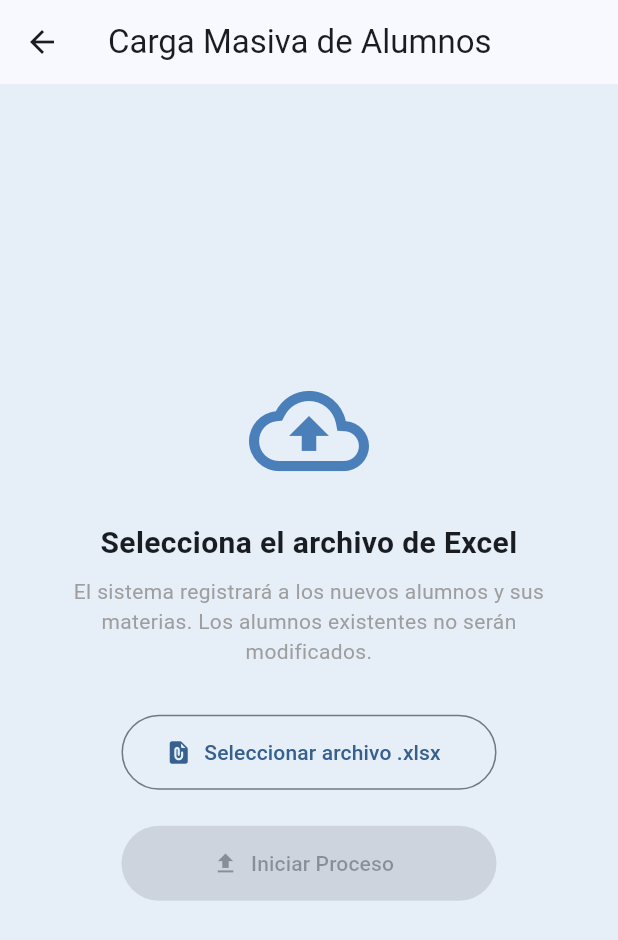
After one commit to betilloXann/proyecto_tutorias, a Flutter app: the BulkUploadView screen opened directly, after a tap on "Seleccionar archivo .xlsx", on a phone screen of 412 x 824 dp. The commit adds this screen. Shown: the top 940 px of the screen. Run offline on Flutter 3.47's test engine with Material 3 defaults, Android fonts, the phone set to English and light mode, and no system bars; our stand-ins replace cloud_firestore, file_picker, firebase_auth, firebase_core, firebase_storage, flutter_svg and 3 more; missing offline and left inert: excel; accounts and stored records are empty.

Commit message:
✨ feat: agregué la carga de alumnos con excel desde tutorias

```diff
--- /dev/null
+++ b/lib/features/dashboard/viewmodels/bulk_upload_viewmodel.dart
@@ -0,0 +1,133 @@
+import 'package:flutter/foundation.dart';
+import 'package:flutter/material.dart';
+import 'package:file_picker/file_picker.dart';
+import 'package:excel/excel.dart';
+import '../../../data/repositories/auth_repository.dart';
+
+class BulkUploadViewModel extends ChangeNotifier {
+  final AuthRepository _authRepo;
+
+  BulkUploadViewModel({required AuthRepository authRepo}) : _authRepo = authRepo;
+
+  bool _isLoading = false;
+  String? _fileName;
+  String? _errorMessage;
+  String _progressMessage = '';
+  int _processedStudents = 0;
+  bool _isSuccess = false; // <-- NEW: Success state
+
+  FilePickerResult? _pickedFile;
+
+  bool get isLoading => _isLoading;
+  String? get fileName => _fileName;
+  String? get errorMessage => _errorMessage;
+  String get progressMessage => _progressMessage;
+  int get processedStudents => _processedStudents;
+  bool get isSuccess => _isSuccess; // <-- NEW: Getter
+
+  void reset() {
+    _isLoading = false;
+    _fileName = null;
+    _errorMessage = null;
+    _progressMessage = '';
+    _processedStudents = 0;
+    _isSuccess = false;
+    _pickedFile = null;
+    notifyListeners();
+  }
+
+  Future<void> pickFile() async {
+    reset(); // Reset state when picking a new file
+    try {
+      _pickedFile = await FilePicker.platform.pickFiles(
+        type: FileType.custom,
+        allowedExtensions: ['xlsx'],
+        withData: true,
+      );
+
+      if (_pickedFile != null) {
+        _fileName = _pickedFile!.files.single.name;
+      }
+    } catch (e) {
+      _errorMessage = "Error seleccionando el archivo: $e";
+    } finally {
+      notifyListeners();
+    }
+  }
+
+  Future<void> processAndUpload() async {
+    if (_pickedFile == null) {
+      _errorMessage = "Por favor, selecciona un archivo de Excel primero.";
+      notifyListeners();
+      return;
+    }
+
+    _isLoading = true;
+    _isSuccess = false;
+    _errorMessage = null;
+    _progressMessage = 'Iniciando proceso...';
+    _processedStudents = 0;
+    notifyListeners();
+
+    try {
+      final bytes = _pickedFile!.files.single.bytes!;
+      final excel = Excel.decodeBytes(bytes);
+      final sheet = excel.tables[excel.tables.keys.first]!;
+
+      _progressMessage = 'Leyendo y agrupando alumnos del Excel...';
+      notifyListeners();
+
+      final Map<String, Map<String, dynamic>> studentsData = {};
+
+      for (var i = 1; i < sheet.rows.length; i++) {
+        final row = sheet.rows[i];
+
+        final boleta = row[0]?.value?.toString() ?? '';
+        if (boleta.isEmpty) continue;
+
+        final nombre = row[1]?.value?.toString() ?? '';
+        final academia = row[3]?.value?.toString() ?? '';
+        final unidad = row[4]?.value?.toString() ?? '';
+        final correo = row[6]?.value?.toString() ?? '';
+
+        studentsData.putIfAbsent(boleta, () => {
+          'boleta': boleta,
+          'name': nombre,
+          'academies': <String>{academia},
+          'subjects_to_take': <String>{unidad},
+          'email_inst': correo,
+        });
+
+        studentsData[boleta]!['academies'].add(academia);
+        studentsData[boleta]!['subjects_to_take'].add(unidad);
+      }
+
+      _progressMessage = '${studentsData.length} alumnos únicos encontrados. Subiendo a la base de datos...';
+      _processedStudents = 0;
+      notifyListeners();
+
+      final List<Map<String, dynamic>> uploadList = studentsData.values.map((data) {
+        return {
+          ...data,
+          'academies': (data['academies'] as Set<String>).toList(),
+          'subjects_to_take': (data['subjects_to_take'] as Set<String>).toList(),
+        };
+      }).toList();
+
+      await _authRepo.bulkRegisterStudents(uploadList, (processed) {
+        _processedStudents = processed;
+        _progressMessage = 'Procesando... $processed de ${uploadList.length} alumnos guardados.';
+        notifyListeners();
+      });
+
+      _progressMessage = '¡Proceso completado! Se guardaron ${uploadList.length} alumnos.';
+      _isSuccess = true; // <-- SET SUCCESS STATE
+
+    } catch (e) {
+      _errorMessage = "Error durante el proceso: $e";
+    } finally {
+      _isLoading = false;
+      notifyListeners();
+    }
+  }
+}
--- /dev/null
+++ b/lib/features/dashboard/views/bulk_upload_view.dart
@@ -0,0 +1,115 @@
+import 'package:flutter/material.dart';
+import 'package:provider/provider.dart';
+import '../../../data/repositories/auth_repository.dart';
+import '../../../theme/theme.dart';
+import '../viewmodels/bulk_upload_viewmodel.dart';
+
+class BulkUploadView extends StatelessWidget {
+  const BulkUploadView({super.key});
+
+  @override
+  Widget build(BuildContext context) {
+    return ChangeNotifierProvider(
+      create: (context) => BulkUploadViewModel(authRepo: context.read<AuthRepository>()),
+      child: Scaffold(
+        appBar: AppBar(
+          title: const Text("Carga Masiva de Alumnos"),
+        ),
+        body: Consumer<BulkUploadViewModel>(
+          builder: (context, vm, child) {
+            // --- NEW: Show success dialog ---
+            if (vm.isSuccess) {
+              // Use addPostFrameCallback to show dialog after build
+              WidgetsBinding.instance.addPostFrameCallback((_) {
+                showDialog(
+                  context: context,
+                  barrierDismissible: false, // User must tap button
+                  builder: (dialogContext) => AlertDialog(
+                    title: const Text("Proceso Completado"),
+                    content: Column(
+                      mainAxisSize: MainAxisSize.min,
+                      children: [
+                        const Icon(Icons.check_circle, color: Colors.green, size: 50),
+                        const SizedBox(height: 16),
+                        Text(vm.progressMessage, textAlign: TextAlign.center),
+                      ],
+                    ),
+                    actions: [
+                      TextButton(
+                        onPressed: () {
+                          Navigator.of(dialogContext).pop(); // Close the dialog
+                          vm.reset(); // Reset the viewmodel state
+                        },
+                        child: const Text("Cerrar"),
+                      ),
+                    ],
+                  ),
+                );
+              });
+            }
+
+            return Center(
+              child: SingleChildScrollView(
+                padding: const EdgeInsets.all(24.0),
+                child: Column(
+                  mainAxisAlignment: MainAxisAlignment.center,
+                  children: [
+                    const Icon(Icons.cloud_upload_outlined, size: 80, color: AppTheme.bluePrimary),
+                    const SizedBox(height: 20),
+                    const Text(
+                      "Selecciona el archivo de Excel",
+                      style: TextStyle(fontSize: 20, fontWeight: FontWeight.bold),
+                      textAlign: TextAlign.center,
+                    ),
+                    const SizedBox(height: 8),
+                    const Text(
+                      "El sistema registrará a los nuevos alumnos y sus materias. Los alumnos existentes no serán modificados.",
+                      style: TextStyle(color: Colors.grey),
+                      textAlign: TextAlign.center,
+                    ),
+                    const SizedBox(height: 32),
+
+                    OutlinedButton.icon(
+                      icon: const Icon(Icons.file_present_rounded),
+                      label: Text(vm.fileName ?? "Seleccionar archivo .xlsx"),
+                      onPressed: vm.isLoading ? null : vm.pickFile,
+                      style: OutlinedButton.styleFrom(minimumSize: const Size(250, 50)),
+                    ),
+                    const SizedBox(height: 24),
+
+                    ElevatedButton.icon(
+                      icon: const Icon(Icons.upload),
+                      label: const Text("Iniciar Proceso"),
+                      onPressed: vm.fileName == null || vm.isLoading ? null : vm.processAndUpload,
+                      style: ElevatedButton.styleFrom(
+                        backgroundColor: AppTheme.blueDark,
+                        foregroundColor: Colors.white,
+                        minimumSize: const Size(250, 50),
+                      ),
+                    ),
+                    const SizedBox(height: 32),
+
+                    if (vm.isLoading)
+                      Padding(
+                        padding: const EdgeInsets.all(8.0),
+                        child: Column(
+                          children: [
+                            const CircularProgressIndicator(),
+                            const SizedBox(height: 16),
+                            Text(vm.progressMessage, textAlign: TextAlign.center),
+                          ],
+                        ),
+                      ),
+
+                    if (vm.errorMessage != null)
+                      Text(vm.errorMessage!, style: const TextStyle(color: Colors.red), textAlign: TextAlign.center),
+                  ],
+                ),
+              ),
+            );
+          },
+        ),
+      ),
+    );
+  }
+}
```
Also changed, not shown: lib/data/repositories/auth_repository.dart (+28 -2 lines), lib/features/dashboard/viewmodels/department_home_viewmodel.dart (+5 -14 lines), lib/features/dashboard/views/department_home_view.dart (+85 -198 lines), lib/features/dashboard/views/home_menu_view.dart (+33 -15 lines), pubspec.yaml (+5 -3 lines), pubspec.lock.
